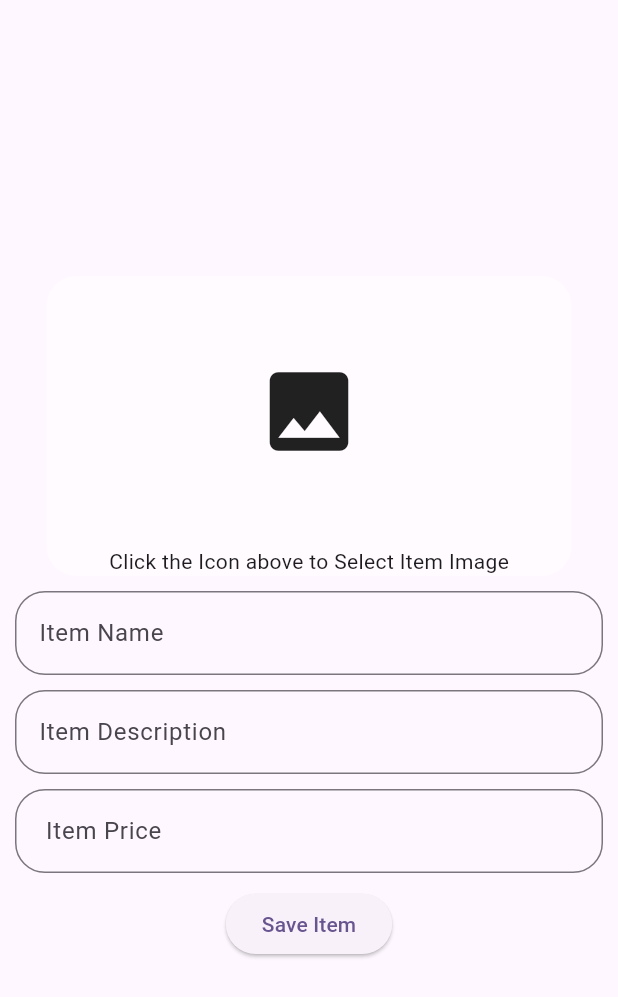
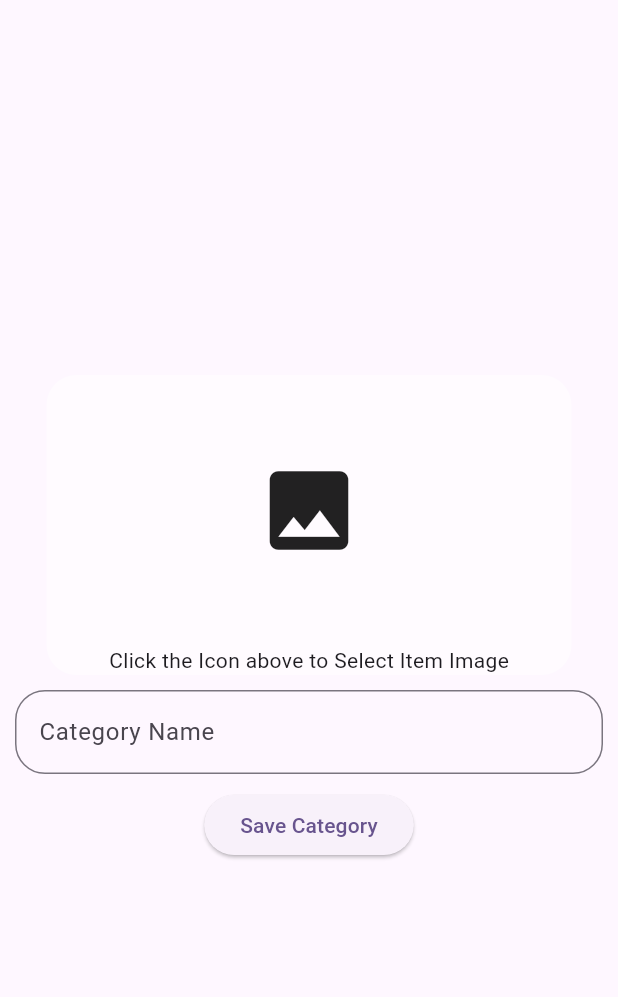
Before and after one commit to HillaryKiprono/goshopping, a Flutter app: the screen it shows after launch, on a phone screen of 412 x 824 dp. Shown: the top 997 px of the screen. Run offline on Flutter 3.47's test engine with Material 2 defaults, Android fonts, the phone set to English and light mode, and no system bars; our stand-ins replace firebase_core, fluttertoast, image_picker; accounts and stored records are empty.

Commit message:
category

```diff
--- /dev/null
+++ b/lib/admin/addCategory.dart
@@ -0,0 +1,93 @@
+import 'dart:io';
+
+import 'package:flutter/material.dart';
+import 'package:image_picker/image_picker.dart';
+
+class AddCategory extends StatefulWidget {
+  const AddCategory({super.key});
+
+  @override
+  State<AddCategory> createState() => _AddCategoryState();
+}
+
+
+class _AddCategoryState extends State<AddCategory> {
+  XFile? selectedCategoryImage;
+  final _categoryItemNameController = TextEditingController();
+
+  Future<void> _pickCategoryImage() async{
+    final imagePicker=ImagePicker();
+    final pickCategoryImage= await imagePicker.pickImage(source: ImageSource.gallery);
+    if(pickCategoryImage!=null){
+      setState(() {
+        selectedCategoryImage=pickCategoryImage;
+      });
+    }
+  }
+
+  Future<void> saveCategoryItem() async{
+
+  }
+  @override
+  Widget build(BuildContext context) {
+    return Scaffold(
+        body: Center(
+          child: Padding(
+            padding: EdgeInsets.all(10),
+            child: SingleChildScrollView(
+              child: Column(
+                mainAxisAlignment: MainAxisAlignment.center,
+                children: [
+                  Container(
+                    width: 350,
+                    height: 200,
+                    decoration: BoxDecoration(
+                        borderRadius: BorderRadius.circular(20),
+                        color: Colors.white54),
+                    child: Column(
+                      children: [
+                        Expanded(
+                            child: InkWell(
+                              onTap: _pickCategoryImage,
+                              child: selectedCategoryImage != null
+                                  ? Image.file(
+                                File(selectedCategoryImage!.path),
+                                fit: BoxFit.cover,
+                              )
+                                  : Icon(
+                                Icons.image,
+                                size: 70,
+                              ),
+                            )),
+                        Text("Click the Icon above to Select Item Image")
+                      ],
+                    ),
+                  ),
+                  const SizedBox(height: 10),
+                  TextFormField(
+                    validator: (value) {
+                      if(value!.isEmpty||value==null){
+                        return "Name is required";
+                      }
+                    },
+                    controller: _categoryItemNameController,
+                    decoration: InputDecoration(
+                        labelText: "Category Name",
+                        border: OutlineInputBorder(
+                          borderRadius: BorderRadius.circular(20),
+                        )),
+                  ),
+                  SizedBox(
+                    height: 10,
+                  ),
+
+                  ElevatedButton(onPressed: (){
+                    saveCategoryItem();
+                  }, child: Text("Save Category"))
+                ],
+              ),
+            ),
+          ),
+        ));
+  }
+}
--- a/lib/main.dart
+++ b/lib/main.dart
@@ -1,8 +1,14 @@
+import 'package:firebase_core/firebase_core.dart';
 import 'package:flutter/material.dart';
+import 'package:goshopping/admin/addCategory.dart';
+import 'package:goshopping/homePage/categoryItem.dart';
+import 'package:goshopping/homePage/homePage.dart';
 
 import 'admin/adminModules/addItems.dart';
 
-void main() {
+Future<void> main()async {
+  WidgetsFlutterBinding.ensureInitialized();
+  await Firebase.initializeApp();
   runApp(const MyApp());
 }
 
@@ -13,14 +19,14 @@ class MyApp extends StatelessWidget {
   @override
   Widget build(BuildContext context) {
     return MaterialApp(
-      title: 'Flutter Demo',
+      title: 'GoShopping',
       debugShowCheckedModeBanner: false,
       theme: ThemeData(
 
         colorScheme: ColorScheme.fromSeed(seedColor: Colors.deepPurple),
         useMaterial3: true,
       ),
-      home:AddItems(),
+      home:AddCategory(),
     );
   }
 }
```
Also changed, not shown: lib/admin/adminModules/addItems.dart (+17 -0 lines), lib/homePage/categoryItem.dart (added, +21 -0 lines), lib/homePage/homePage.dart (added, +47 -0 lines), pubspec.yaml (+8 -0 lines), pubspec.lock, 6 other files.
